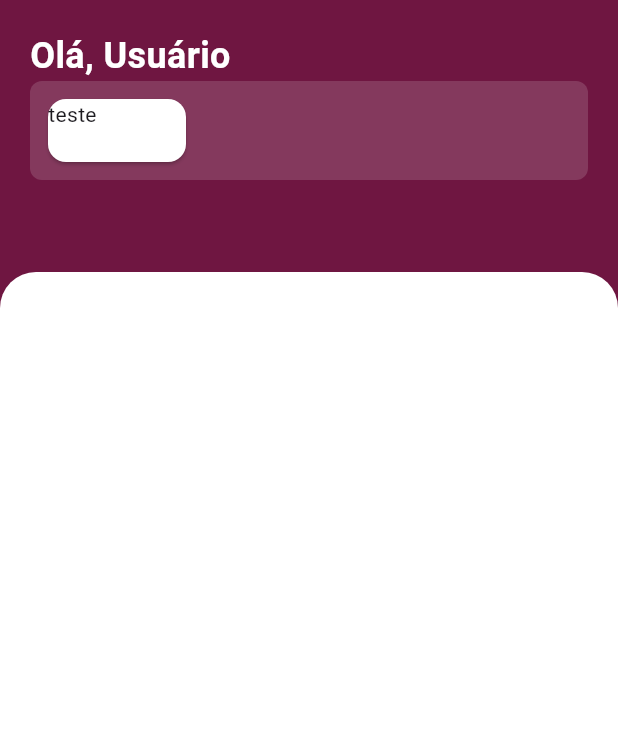
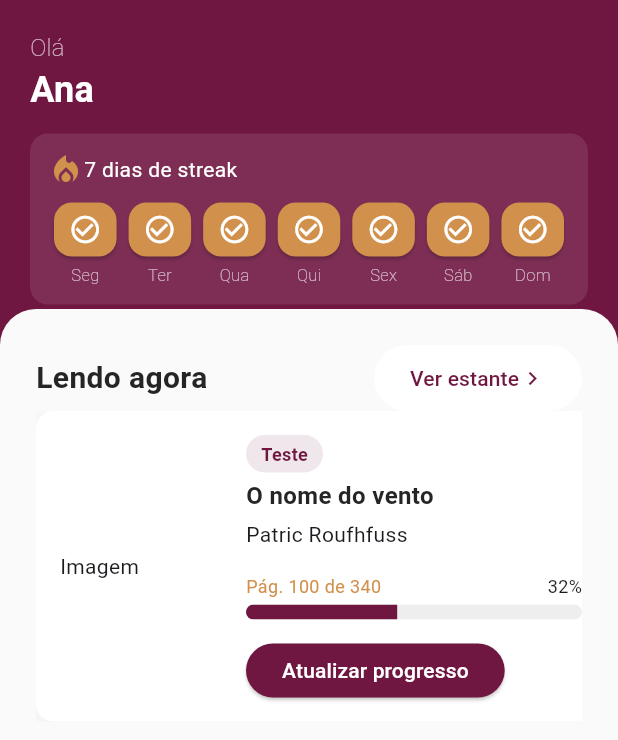
Before and after one commit to sofiaparreira/bookcase_app, a Flutter app: the screen it shows after launch, on a phone screen of 412 x 824 dp. Shown: the top 740 px of the screen. Run offline on Flutter 3.47's test engine with Material 3 defaults, Android fonts, the phone set to English and light mode, and no system bars.

Commit message:
feat: cria componentes, organização de pastas e começo da criação da tela inicial

```diff
--- /dev/null
+++ b/lib/core/theme/app_colors.dart
@@ -0,0 +1,19 @@
+import 'package:flutter/material.dart';
+
+class AppColors {
+  static const primary = Color(0xFF6F1641);
+  static const secondary = Color(0xFFD1904C);
+
+  static const darkPurple = Color(0xFF352640);
+  static const rose = Color(0xFFA9767A);
+  static const cream = Color(0xFFF1F2CE);
+
+  static const border = Color(0xFFE5E7EB);
+
+  // Hierarquia de cores para textos
+  static const textPrimary = Color(0xFF252525);
+  static const textSecondary = Color(0xFF666666);
+  static const textTertiary = Color(0xFF9A9A9A);
+
+  static const primary10 = Color(0x1A6F1641);
+}
--- a/lib/features/dashboard/dashboard_page.dart
+++ b/lib/features/dashboard/dashboard_page.dart
@@ -1,49 +1,76 @@
+import 'package:bookcase/core/theme/app_colors.dart';
+import 'package:bookcase/shared/widgets/badge_default.dart';
+import 'package:bookcase/shared/widgets/button_default.dart';
+import 'package:bookcase/shared/widgets/card/reading_card.dart';
+import 'package:bookcase/shared/widgets/title_card.dart';
+import 'package:bookcase/shared/widgets/text/title_h1.dart';
+import 'package:bookcase/shared/widgets/text/title_h2.dart';
 import 'package:flutter/material.dart';
 
 class DashboardPage extends StatelessWidget {
   const DashboardPage({super.key});
 
+  static const daysOfWeek = ['Seg', 'Ter', 'Qua', 'Qui', 'Sex', 'Sáb', 'Dom'];
+
   @override
   Widget build(BuildContext context) {
-    final height = MediaQuery.sizeOf(context).height;
-
     return Scaffold(
-      backgroundColor: const Color(0xFF6F1641),
-      body: Column(
+      backgroundColor: AppColors.primary,
+      body: SafeArea(
+        child: Column(
           children: [
-          SizedBox(
-            height: height * 0.22,
+            Flexible(
+              flex: 5,
               child: Padding(
-              padding: EdgeInsets.all(20),
+                padding: const EdgeInsets.all(20),
                 child: Align(
                   alignment: Alignment.centerLeft,
                   child: Column(
+                    mainAxisSize: MainAxisSize.min,
                     crossAxisAlignment: CrossAxisAlignment.start,
                     children: [
                       const Text(
-                      'Olá, Usuário',
+                        'Olá',
                         style: TextStyle(
-                        color: Colors.white,
-                        fontSize: 24,
-                        fontWeight: FontWeight.w700,
+                          color: Color.fromARGB(180, 255, 255, 255),
+                          fontSize: 16,
+                          fontWeight: FontWeight.w100,
                         ),
                       ),
+                      const TitleH1(text: 'Ana', color: Colors.white),
+                      const SizedBox(height: 12),
                       Container(
-                      padding: EdgeInsets.all(8),
+                        padding: const EdgeInsets.all(12),
                         decoration: BoxDecoration(
-                        color: const Color.fromARGB(38, 255, 255, 255),
-                        borderRadius: BorderRadius.circular(8.0),
+                          color: const Color.fromARGB(26, 255, 255, 255),
+                          borderRadius: BorderRadius.circular(12.0),
                         ),
-                      child: Row(
+                        child: Column(
+                          spacing: 6,
+                          children: [
+                            Row(
+                              children: [
+                                Icon(Icons.local_fire_department, color: AppColors.secondary,),
+                                const Text('7 dias de streak', style: TextStyle(color: Colors.white, fontWeight: FontWeight.w400),)
+                              ],
+                            ),
+                            Row(
+                              children: daysOfWeek.map((day) {
+                                return  Expanded(
+                                  child: Column(
                                     children: [
                                       SizedBox(
-                            height: 50,
-                            width: 100,
+                                        height: 44,
                                         child: Card(
-                              color: Colors.white,
-
-                              child: const Text('teste'),
+                                          color: AppColors.secondary,
+                                          child: const Center(child: Icon(Icons.check_circle_outline, color: Colors.white, size: 22,)),
                                         ),
+                                      ),
+                                      Text(day, style: TextStyle(color: const Color.fromARGB(187, 255, 255, 255), fontWeight: FontWeight.w200, fontSize: 11))
+                                    ],
+                                  ),
+                                );
+                              }).toList(),
                             ),
                           ],
                         ),
@@ -54,19 +81,37 @@ class DashboardPage extends StatelessWidget {
               ),
             ),
             Expanded(
-            flex: 8,
+              flex: 15,
               child: Container(
                 width: double.infinity,
                 padding: const EdgeInsets.all(24),
                 decoration: BoxDecoration(
-                color: Colors.white,
+                  color: Color(0xFFFAFAFA),
                   borderRadius: BorderRadius.vertical(top: Radius.circular(24)),
                 ),
-              child: SingleChildScrollView(child: Column()),
+                child: SingleChildScrollView(
+                  child: Column(
+                  crossAxisAlignment: CrossAxisAlignment.start,
+                    children: [
+                      Row(
+                        mainAxisAlignment: MainAxisAlignment.spaceBetween,
+                        children: [
+                          TitleH2(text: 'Lendo agora'),
+                          ButtonDefault(text: 'Ver estante', variant: ButtonVariant.transparent, suffixIcon: Icon(Icons.chevron_right),onPressed: () {}),
+                        ],
+                      ),
+                      SingleChildScrollView(
+                        scrollDirection: Axis.horizontal,
+                        child: Row(spacing:12, children: [ReadingCard(), ReadingCard()],),
+                      )
+                    ],
+
+                )),
               ),
             ),
           ],
         ),
+      ),
     );
   }
 }
--- /dev/null
+++ b/lib/shared/widgets/badge_default.dart
@@ -0,0 +1,43 @@
+import 'package:bookcase/core/theme/app_colors.dart';
+import 'package:bookcase/shared/widgets/button_default.dart';
+import 'package:flutter/material.dart';
+
+enum BadgeVariant {
+  primary,
+  secondary,
+  transparent
+}
+class BadgeDefault extends StatelessWidget {
+  final String text;
+  final Widget? prefixIcon;
+  final Widget? suffixIcon;
+  final BadgeVariant variant;
+
+  const BadgeDefault({
+    super.key,
+    required this.text,
+    this.variant = BadgeVariant.primary,
+    this.prefixIcon,
+    this.suffixIcon
+  });
+
+  @override
+  Widget build(BuildContext context) {
+    return Container(
+      padding: const EdgeInsets.symmetric(horizontal: 10, vertical: 4),
+      decoration: BoxDecoration(
+        borderRadius: BorderRadius.circular(999),
+        color: variant == BadgeVariant.primary ?  AppColors.primary10: null,
+
+      ),
+      child: Row(
+        mainAxisSize: MainAxisSize.min,
+        children: [
+          ?prefixIcon,
+          Text(text, style: TextStyle(color: variant == BadgeVariant.primary ? AppColors.primary : null, fontWeight: FontWeight.w600, fontSize: 12)),
+          ?suffixIcon
+        ],
+      ),
+    );
+  }
+}
--- /dev/null
+++ b/lib/shared/widgets/button_default.dart
@@ -0,0 +1,77 @@
+import 'package:bookcase/core/theme/app_colors.dart';
+import 'package:flutter/material.dart';
+
+enum ButtonVariant {
+  primary,
+  secondary,
+  transparent
+}
+
+enum ButtonWidth {
+  fit,
+  full
+}
+
+enum ButtonSize {
+  sm, md
+}
+
+class ButtonDefault extends StatelessWidget {
+  final String text;
+  final VoidCallback? onPressed;
+  final ButtonVariant variant;
+  final ButtonWidth width;
+  final Widget? prefixIcon;
+  final Widget? suffixIcon;
+  final ButtonSize size;
+
+  const ButtonDefault({
+    super.key,
+    required this.text,
+    required this.onPressed,
+    this.variant = ButtonVariant.primary,
+    this.width = ButtonWidth.fit,
+    this.prefixIcon,
+    this.suffixIcon,
+    this.size = ButtonSize.md
+  });
+
+  @override
+  Widget build(BuildContext context) {
+    return SizedBox(
+      width: width == ButtonWidth.full ? double.infinity : null,
+      height: switch (size) { ButtonSize.sm => 36, ButtonSize.md => 44 },
+      child: ElevatedButton(
+        onPressed: onPressed,
+        style: ElevatedButton.styleFrom(
+          backgroundColor: variant == ButtonVariant.primary
+              ? AppColors.primary
+              : variant == ButtonVariant.transparent
+                  ? Colors.white
+                  : null,
+
+          foregroundColor: variant == ButtonVariant.primary
+              ? Colors.white
+              : variant == ButtonVariant.transparent
+                  ? AppColors.primary
+                  : null,
+
+          elevation: variant == ButtonVariant.transparent ? 0 : null,
+          shadowColor: variant == ButtonVariant.transparent
+              ? Colors.transparent
+              : null,
+
+          textStyle: Theme.of(context).textTheme.labelLarge
+        ),
+        child: Row(
+          mainAxisSize: MainAxisSize.min,
+          children: [
+            ?prefixIcon,
+            Text(text),
+            ?suffixIcon
+          ],
+      ))
+    );
+  }
+
+}
--- /dev/null
+++ b/lib/shared/widgets/card/reading_card.dart
@@ -0,0 +1,94 @@
+import 'package:bookcase/core/theme/app_colors.dart';
+import 'package:bookcase/shared/widgets/badge_default.dart';
+import 'package:bookcase/shared/widgets/button_default.dart';
+import 'package:bookcase/shared/widgets/title_card.dart';
+import 'package:flutter/material.dart';
+
+class ReadingCard extends StatefulWidget {
+  const ReadingCard({super.key});
+
+  @override
+  State<ReadingCard> createState() => _ReadingCardState();
+}
+
+class _ReadingCardState extends State<ReadingCard> {
+  @override
+  Widget build(BuildContext context) {
+    return Container(
+      width: 380,
+      decoration: BoxDecoration(
+        color: Colors.white,
+        borderRadius: BorderRadius.circular(12),
+        boxShadow: [
+          BoxShadow(
+            color: Colors.black.withValues(alpha: 0.03),
+            blurRadius: 12,
+            spreadRadius: 2,
+            offset: const Offset(0, 3),
+          ),
+        ],
+      ),
+      child: Card(
+        color: Colors.white,
+        elevation: 0,
+        child: Padding(
+          padding: const EdgeInsets.all(12),
+          child: Row(
+            spacing: 24,
+            children: [
+              // IMAGEM
+              const SizedBox(width: 100, child: Text('Imagem')),
+
+              Expanded(
+                child: Column(
+                  crossAxisAlignment: CrossAxisAlignment.start,
+                  spacing: 4,
+                  children: [
+                    BadgeDefault(text: 'Teste'),
+
+                    TitleCard(text: 'O nome do vento'),
+
+                    const Text('Patric Roufhfuss'),
+
+                    SizedBox(height: 8),
+
+                    Row(
+                      mainAxisAlignment: MainAxisAlignment.spaceBetween,
+                      children: [
+                        const Text(
+                          'Pág. 100 de 340',
+                          style: TextStyle(
+                            fontSize: 12,
+                            color: AppColors.secondary,
+                          ),
+                        ),
+                        const Text('32%', style: TextStyle(fontSize: 12)),
+                      ],
+                    ),
+
+                    ClipRRect(
+                      borderRadius: BorderRadius.circular(999),
+                      child: LinearProgressIndicator(
+                        value: 0.45,
+                        minHeight: 10,
+                        backgroundColor: Colors.grey.shade200,
+                        color: AppColors.primary,
+                      ),
+                    ),
+                    SizedBox(height: 8),
+                    ButtonDefault(
+                      text: 'Atualizar progresso',
+                      size: ButtonSize.sm,
+                      width: ButtonWidth.fit,
+                      onPressed: () {},
+                    ),
+                  ],
+                ),
+              ),
+            ],
+          ),
+        ),
+      ),
+    );
+  }
+}
--- /dev/null
+++ b/lib/shared/widgets/text/title_h1.dart
@@ -0,0 +1,22 @@
+import 'package:bookcase/core/theme/app_colors.dart';
+import 'package:flutter/material.dart';
+
+class TitleH1 extends StatelessWidget {
+  final String text;
+  final Color? color;
+
+  const TitleH1({
+    super.key,
+    required this.text,
+    this.color
+  });
+
+  @override
+  Widget build(BuildContext context) {
+    return Text(text, style: TextStyle(
+      fontSize: 24,
+      fontWeight: FontWeight.w700,
+      color: color ?? AppColors.textPrimary
+    ));
+  }
+}
--- /dev/null
+++ b/lib/shared/widgets/text/title_h2.dart
@@ -0,0 +1,22 @@
+import 'package:bookcase/core/theme/app_colors.dart';
+import 'package:flutter/material.dart';
+
+class TitleH2 extends StatelessWidget {
+  final String text;
+  final Color? color;
+
+  const TitleH2({
+    super.key,
+    required this.text,
+    this.color
+  });
+
+  @override
+  Widget build(BuildContext context) {
+    return Text(text, style: TextStyle(
+      fontSize: 20,
+      fontWeight: FontWeight.w600,
+      color: color ?? AppColors.textPrimary
+    ));
+  }
+}
--- /dev/null
+++ b/lib/shared/widgets/title_card.dart
@@ -0,0 +1,22 @@
+import 'package:bookcase/core/theme/app_colors.dart';
+import 'package:flutter/material.dart';
+
+class TitleCard extends StatelessWidget {
+  final String text;
+  final Color? color;
+
+  const TitleCard({
+    super.key,
+    required this.text,
+    this.color
+  });
+
+  @override
+  Widget build(BuildContext context) {
+    return Text(text, style: TextStyle(
+      fontSize: 16,
+      fontWeight: FontWeight.w600,
+      color: color ?? AppColors.textPrimary
+    ));
+  }
+}
```
Also changed, not shown: 1 other file. Lines whose indentation alone changed are shown as unchanged.
